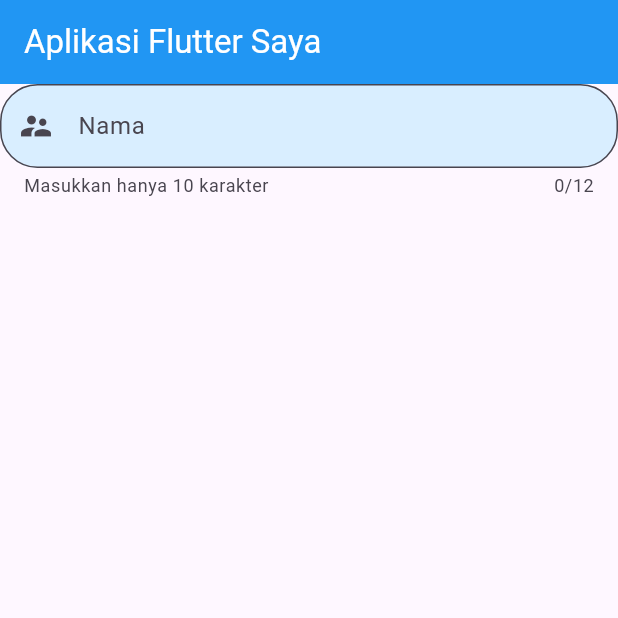
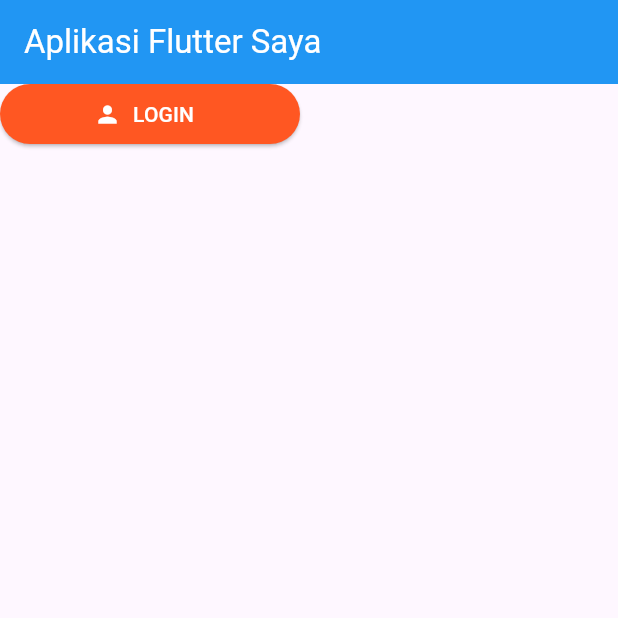
Before and after one commit to habijm/LearnFlutter, a Flutter app: the screen it shows after launch, on a phone screen of 412 x 824 dp, the top half of it. Run offline on Flutter 3.47's test engine with Material 3 defaults, Android fonts, the phone set to English and light mode, and no system bars.

Commit message:
Belajar Button

```diff
--- a/lib/main.dart
+++ b/lib/main.dart
@@ -12,27 +12,26 @@
           appBar: AppBar(
             title: Text('Aplikasi Flutter Saya',
                 style: TextStyle(color: Colors.white)),
-          backgroundColor: Colors.blue, // Ganti dengan warna yang Anda inginkan
+            backgroundColor:
+                Colors.blue, // Ganti dengan warna yang Anda inginkan
           ),
-        body: TextFormField(
-          //obscureText: true,
-          //initialValue: 'andy',
-          maxLength: 12,
-          decoration: InputDecoration(
-            border: OutlineInputBorder(
+          body: Container(
+            width: 200,
+            height: 40,
+            child: ElevatedButton.icon(
+              onPressed: () {
+                print('Tombol Saya ditekan');
+              },
+              style: ElevatedButton.styleFrom(
+                backgroundColor: Colors.deepOrange,
+                shape: RoundedRectangleBorder(
                   borderRadius: BorderRadius.circular(25),
-              borderSide: BorderSide(color: Colors.blue),
-            ),
-            filled: true,
-            fillColor: const Color.fromARGB(255, 217, 238, 255),
-            hintText: 'Masukkan nama Anda',
-            labelText: 'Nama',
-            helperText: 'Masukkan hanya 10 karakter',
-            prefixIcon: Icon(Icons.supervisor_account), // Icon di sebelah kiri
-            //suffixIcon: Icon(Icons.close), // Icon di sebelah kanan
                 ),
               ),
+              icon: Icon(Icons.person, color: Colors.white),
+              label: new Text('LOGIN', style: TextStyle(color: Colors.white)),
             ),
+          )),
     );
   }
 }
```
Also changed, not shown: lib/TextFormFiled.dart (added, +38 -0 lines), 1 other file. Lines whose indentation alone changed are shown as unchanged.
